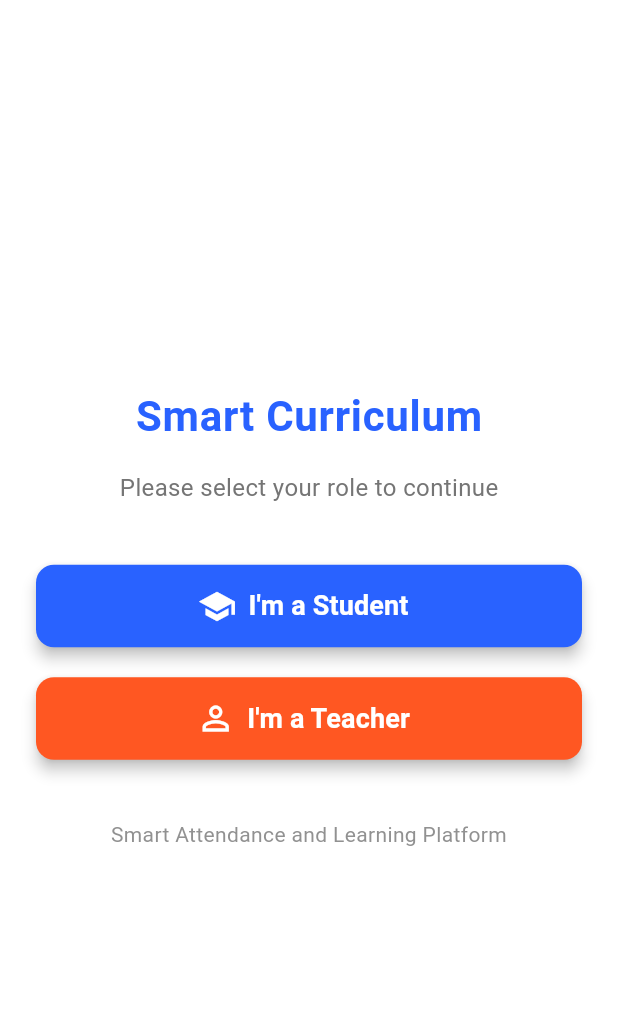
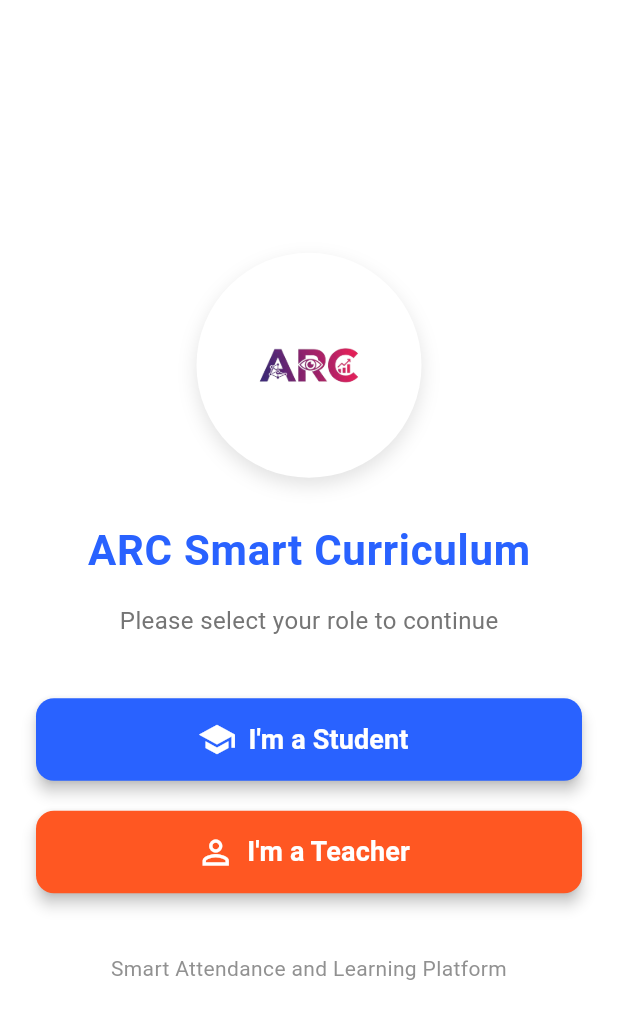
Before and after one commit to MoghulKannan-N/ARC-LVL-1, a Flutter app: the screen it shows after launch, on a phone screen of 412 x 824 dp. Shown: the top 1019 px of the screen. Run offline on Flutter 3.47's test engine with Material 3 defaults, Android fonts, the phone set to English and light mode, and no system bars; our stand-ins replace camera, shared_preferences; missing offline and left inert: google_mlkit_face_detection.

Commit message:
the ui is updated

```diff
--- a/front end/smart_curriculum/lib/screens/Student_screens/student_login_screen.dart
+++ b/front end/smart_curriculum/lib/screens/Student_screens/student_login_screen.dart
@@ -76,7 +76,7 @@ class _StudentLoginScreenState extends State<StudentLoginScreen> {
             const Icon(Icons.school, size: 100, color: AppColors.primaryColor),
             const SizedBox(height: 24),
             const Text(
-              'Smart Curriculum - Student Login',
+              ' ARC Smart Curriculum',
               textAlign: TextAlign.center,
               style: TextStyle(
                 fontSize: 26,
--- a/front end/smart_curriculum/lib/screens/Teacher_screens/teacher_login_screen.dart
+++ b/front end/smart_curriculum/lib/screens/Teacher_screens/teacher_login_screen.dart
@@ -68,7 +68,7 @@ class _TeacherLoginScreenState extends State<TeacherLoginScreen> {
             const Icon(Icons.school, size: 100, color: AppColors.primaryColor),
             const SizedBox(height: 24),
             const Text(
-              'Smart Curriculum - Teacher Portal',
+              ' ARC Smart Curriculum',
               textAlign: TextAlign.center,
               style: TextStyle(
                 fontSize: 26,
--- a/front end/smart_curriculum/lib/screens/auth/role_selection_screen.dart
+++ b/front end/smart_curriculum/lib/screens/auth/role_selection_screen.dart
@@ -18,6 +18,33 @@ class RoleSelectionScreen extends StatelessWidget {
           child: Column(
             mainAxisAlignment: MainAxisAlignment.center,
             children: [
+              // Circular Logo (enlarged)
+              Container(
+                height: 150, // Increased size
+                width: 150,
+                decoration: BoxDecoration(
+                  shape: BoxShape.circle,
+                  color: Colors.white,
+                  boxShadow: [
+                    BoxShadow(
+                      color: Colors.grey.withOpacity(0.3),
+                      blurRadius: 10,
+                      offset: const Offset(0, 5),
+                    ),
+                  ],
+                ),
+                child: Padding(
+                  padding: const EdgeInsets.all(6.0), // Reduced padding to enlarge visible logo
+                  child: ClipOval(
+                    child: Image.asset(
+                      'assets/logo.png',
+                      fit: BoxFit.cover,
+                    ),
+                  ),
+                ),
+              ),
+              const SizedBox(height: 28),
+
               // Title
               const Text(
                 AppStrings.appName,
@@ -29,6 +56,7 @@ class RoleSelectionScreen extends StatelessWidget {
                 ),
               ),
               const SizedBox(height: 16),
+
               const Text(
                 "Please select your role to continue",
                 style: TextStyle(
@@ -45,7 +73,6 @@ class RoleSelectionScreen extends StatelessWidget {
                 label: "I'm a Student",
                 color: AppColors.primaryColor,
                 onPressed: () {
-                  // Push so the RoleSelection remains beneath the Login screen.
                   Navigator.push(
                     context,
                     MaterialPageRoute(
@@ -64,7 +91,6 @@ class RoleSelectionScreen extends StatelessWidget {
                 label: "I'm a Teacher",
                 color: Colors.deepOrange,
                 onPressed: () {
-                  // Push so the RoleSelection remains beneath the Login screen.
                   Navigator.push(
                     context,
                     MaterialPageRoute(
--- a/front end/smart_curriculum/lib/utils/constants.dart
+++ b/front end/smart_curriculum/lib/utils/constants.dart
@@ -14,7 +14,7 @@ class AppColors {
 
 class AppStrings {
   // ✅ Shared constants
-  static const appName = 'Smart Curriculum';
+  static const appName = 'ARC Smart Curriculum';
   static const settings = 'Settings'; // 🆕 Added for Settings screen
   static const emailHint = 'Enter your email';
   static const passwordHint = 'Enter your password';
```
Also changed, not shown: 1 other file.
